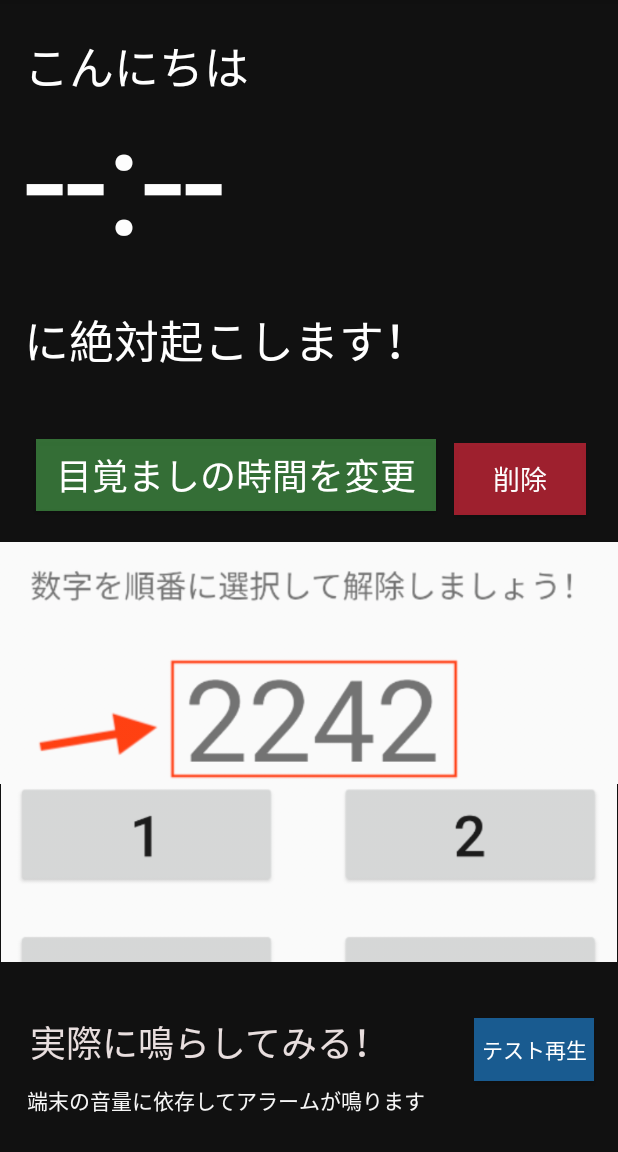
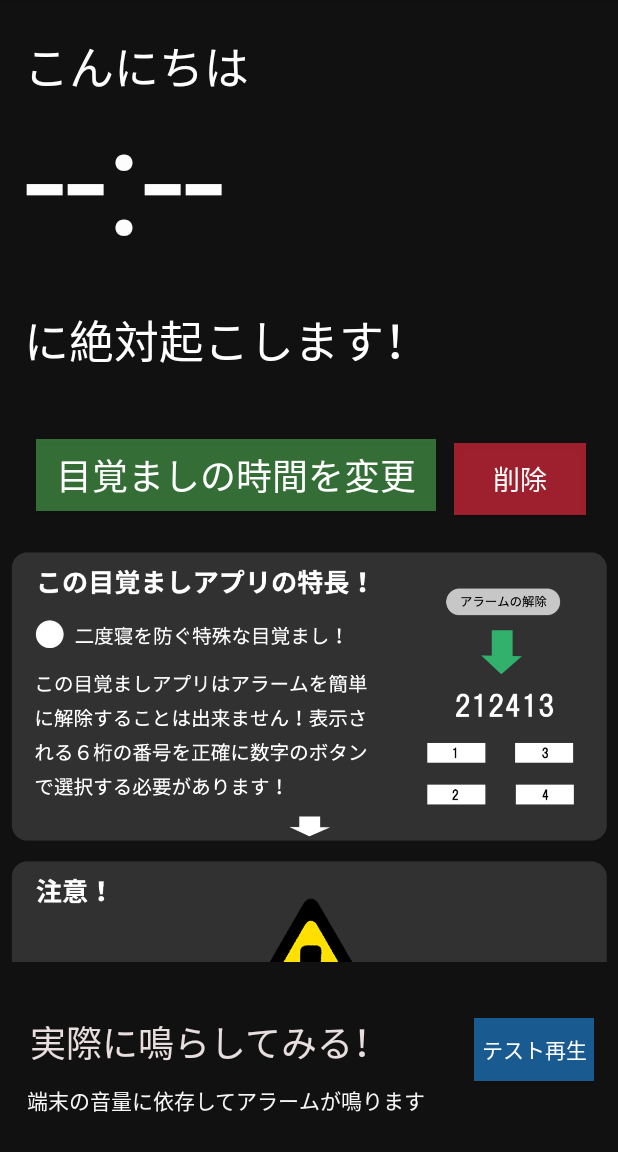
Before and after one commit to ryotaorolab/mezamasihigh, an Android app: the screen it shows after launch (MainActivity), on a phone screen of 412 x 824 dp, the part 84-1236 px from its top. Run offline under Robolectric (Android 15) with nearby library versions, the phone set to English and light mode, and no system bars.

Commit message:
MainActivityにguideの追加

```diff
--- a/app/src/main/res/layout/activity_main.xml
+++ b/app/src/main/res/layout/activity_main.xml
@@ -164,15 +164,16 @@
                     android:layout_height="wrap_content"
                     android:layout_weight="1"
                     android:adjustViewBounds="true"
-                    app:srcCompat="@drawable/helpimage" />
+                    app:srcCompat="@drawable/guide1" />
 
                 <ImageView
-                    android:id="@+id/imageView17"
-                    android:layout_width="wrap_content"
+                    android:id="@+id/imageView4"
+                    android:layout_width="match_parent"
                     android:layout_height="wrap_content"
                     android:layout_weight="1"
                     android:adjustViewBounds="true"
-                    app:srcCompat="@drawable/helpimage2" />
+                    app:srcCompat="@drawable/guide2" />
+
             </LinearLayout>
 
         </LinearLayout>
```
Also changed, not shown: app/src/main/res/drawable-v24/helpimage3.png (deleted), app/src/main/res/drawable/guide1.png (added), app/src/main/res/drawable/guide2.png (added).
